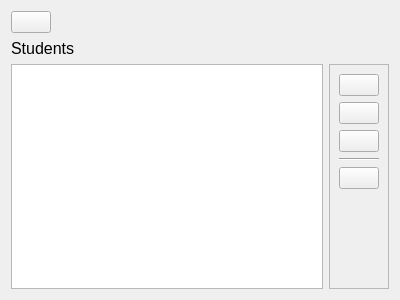
Open-Typer/ClassMonitor, file ui/widgets/classcontrols.ui: the form before one commit.
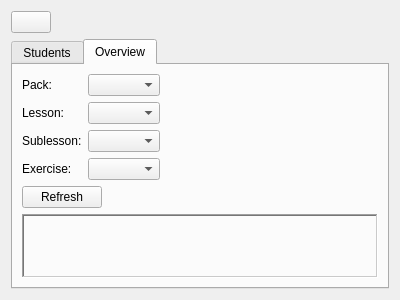
The form after the commit. The open tabs and pages were chosen to show the change. Icons and pictures are not drawn.

Commit message: ui: widgets: classcontrols: Add overview tab

Patch:
```diff
--- a/ui/widgets/classcontrols.ui
+++ b/ui/widgets/classcontrols.ui
@@ -15,24 +15,38 @@
   </property>
   <layout class="QGridLayout" name="gridLayout">
    <item row="1" column="0">
-    <widget class="QLabel" name="titleLabel">
-     <property name="sizePolicy">
-      <sizepolicy hsizetype="Preferred" vsizetype="Fixed">
-       <horstretch>0</horstretch>
-       <verstretch>0</verstretch>
-      </sizepolicy>
+    <widget class="QTabWidget" name="tabWidget">
+     <property name="currentIndex">
+      <number>0</number>
      </property>
-     <property name="font">
-      <font>
-       <pointsize>12</pointsize>
-      </font>
-     </property>
-     <property name="text">
+     <widget class="QWidget" name="studentsTab">
+      <attribute name="title">
       <string>Students</string>
+      </attribute>
+      <layout class="QGridLayout" name="gridLayout_2">
+       <item row="0" column="0">
+        <widget class="QTableWidget" name="studentsTable">
+         <property name="editTriggers">
+          <set>QAbstractItemView::NoEditTriggers</set>
+         </property>
+         <property name="showDropIndicator" stdset="0">
+          <bool>false</bool>
+         </property>
+         <property name="dragDropOverwriteMode">
+          <bool>false</bool>
+         </property>
+         <property name="alternatingRowColors">
+          <bool>true</bool>
+         </property>
+         <property name="selectionMode">
+          <enum>QAbstractItemView::SingleSelection</enum>
+         </property>
+         <property name="selectionBehavior">
+          <enum>QAbstractItemView::SelectRows</enum>
      </property>
     </widget>
    </item>
-   <item row="2" column="1">
+       <item row="0" column="1">
     <widget class="QFrame" name="controlFrame">
      <property name="sizePolicy">
       <sizepolicy hsizetype="Fixed" vsizetype="Preferred">
@@ -161,26 +175,143 @@
      </layout>
     </widget>
    </item>
-   <item row="2" column="0">
-    <widget class="QTableWidget" name="studentsTable">
-     <property name="editTriggers">
-      <set>QAbstractItemView::NoEditTriggers</set>
-     </property>
-     <property name="showDropIndicator" stdset="0">
-      <bool>false</bool>
-     </property>
-     <property name="dragDropOverwriteMode">
-      <bool>false</bool>
-     </property>
-     <property name="alternatingRowColors">
-      <bool>true</bool>
-     </property>
-     <property name="selectionMode">
-      <enum>QAbstractItemView::SingleSelection</enum>
-     </property>
-     <property name="selectionBehavior">
-      <enum>QAbstractItemView::SelectRows</enum>
-     </property>
+      </layout>
+     </widget>
+     <widget class="QWidget" name="overviewTab">
+      <attribute name="title">
+       <string>Overview</string>
+      </attribute>
+      <layout class="QVBoxLayout" name="verticalLayout_3">
+       <item>
+        <widget class="QFrame" name="exerciseFrame">
+         <property name="sizePolicy">
+          <sizepolicy hsizetype="Preferred" vsizetype="Fixed">
+           <horstretch>0</horstretch>
+           <verstretch>0</verstretch>
+          </sizepolicy>
+         </property>
+         <property name="frameShape">
+          <enum>QFrame::NoFrame</enum>
+         </property>
+         <property name="frameShadow">
+          <enum>QFrame::Plain</enum>
+         </property>
+         <layout class="QFormLayout" name="formLayout">
+          <property name="leftMargin">
+           <number>0</number>
+          </property>
+          <property name="topMargin">
+           <number>0</number>
+          </property>
+          <property name="rightMargin">
+           <number>0</number>
+          </property>
+          <property name="bottomMargin">
+           <number>0</number>
+          </property>
+          <item row="1" column="0">
+           <widget class="QLabel" name="packLabel">
+            <property name="text">
+             <string>Pack:</string>
+            </property>
+           </widget>
+          </item>
+          <item row="1" column="1">
+           <widget class="QComboBox" name="packBox">
+            <property name="sizePolicy">
+             <sizepolicy hsizetype="Fixed" vsizetype="Fixed">
+              <horstretch>0</horstretch>
+              <verstretch>0</verstretch>
+             </sizepolicy>
+            </property>
+           </widget>
+          </item>
+          <item row="3" column="0">
+           <widget class="QLabel" name="lessonLabel">
+            <property name="text">
+             <string>Lesson:</string>
+            </property>
+           </widget>
+          </item>
+          <item row="3" column="1">
+           <widget class="QComboBox" name="lessonBox">
+            <property name="sizePolicy">
+             <sizepolicy hsizetype="Fixed" vsizetype="Fixed">
+              <horstretch>0</horstretch>
+              <verstretch>0</verstretch>
+             </sizepolicy>
+            </property>
+           </widget>
+          </item>
+          <item row="5" column="0">
+           <widget class="QLabel" name="exerciseLabel">
+            <property name="text">
+             <string>Exercise:</string>
+            </property>
+           </widget>
+          </item>
+          <item row="5" column="1">
+           <widget class="QComboBox" name="exerciseBox">
+            <property name="sizePolicy">
+             <sizepolicy hsizetype="Fixed" vsizetype="Fixed">
+              <horstretch>0</horstretch>
+              <verstretch>0</verstretch>
+             </sizepolicy>
+            </property>
+           </widget>
+          </item>
+          <item row="4" column="0">
+           <widget class="QLabel" name="sublessonLabel">
+            <property name="text">
+             <string>Sublesson:</string>
+            </property>
+           </widget>
+          </item>
+          <item row="4" column="1">
+           <widget class="QComboBox" name="sublessonBox">
+            <property name="sizePolicy">
+             <sizepolicy hsizetype="Fixed" vsizetype="Fixed">
+              <horstretch>0</horstretch>
+              <verstretch>0</verstretch>
+             </sizepolicy>
+            </property>
+           </widget>
+          </item>
+         </layout>
+        </widget>
+       </item>
+       <item alignment="Qt::AlignLeft">
+        <widget class="QPushButton" name="refreshButton">
+         <property name="sizePolicy">
+          <sizepolicy hsizetype="Fixed" vsizetype="Fixed">
+           <horstretch>0</horstretch>
+           <verstretch>0</verstretch>
+          </sizepolicy>
+         </property>
+         <property name="text">
+          <string>Refresh</string>
+         </property>
+        </widget>
+       </item>
+       <item>
+        <widget class="QFrame" name="chartFrame">
+         <property name="sizePolicy">
+          <sizepolicy hsizetype="Preferred" vsizetype="Preferred">
+           <horstretch>0</horstretch>
+           <verstretch>0</verstretch>
+          </sizepolicy>
+         </property>
+         <property name="frameShape">
+          <enum>QFrame::WinPanel</enum>
+         </property>
+         <property name="frameShadow">
+          <enum>QFrame::Sunken</enum>
+         </property>
+         <layout class="QHBoxLayout" name="chartLayout"/>
+        </widget>
+       </item>
+      </layout>
+     </widget>
     </widget>
    </item>
    <item row="0" column="0">
```
Lines whose indentation alone changed are shown as unchanged.
